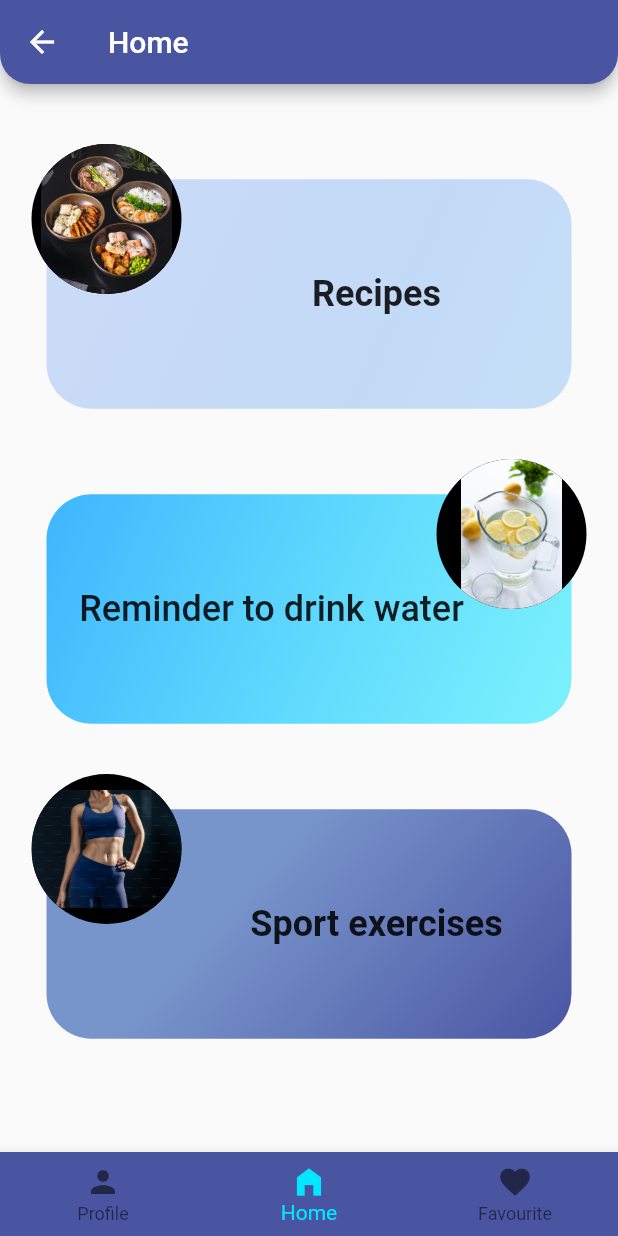
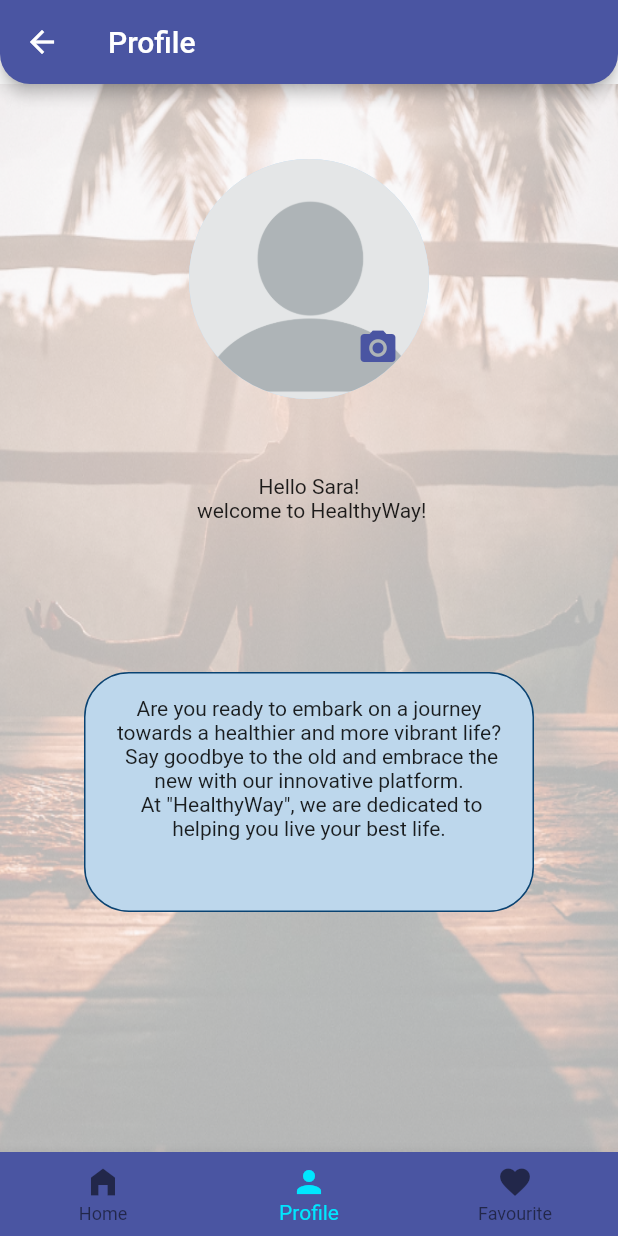
Before and after one commit to Ladan-Rajabian/my-project, a Flutter app: the BottomNavigation screen opened directly, item 2 of the bottom bar chosen, on a phone screen of 412 x 824 dp. Run offline on Flutter 3.47's test engine with Material 2 defaults, Android fonts, the phone set to English and light mode, and no system bars; our stand-ins replace flutter_heatmap_calendar, gap.

Commit message:
profile page added

```diff
--- /dev/null
+++ b/lib/home/profile.dart
@@ -0,0 +1,140 @@
+import 'package:flutter/material.dart';
+
+import 'package:gap/gap.dart';
+
+class ProfilePage extends StatelessWidget {
+  const ProfilePage({super.key});
+
+  @override
+  Widget build(BuildContext context) {
+    return Scaffold(
+      appBar: AppBar(
+        title: const Text('Profile'),
+      ),
+      body: Container(
+        decoration: BoxDecoration(
+          image: DecorationImage(
+              image: const AssetImage('assets/image/profile backgroung.png'),
+              fit: BoxFit.fill,
+              colorFilter: ColorFilter.mode(
+                  Colors.white.withOpacity(0.30), BlendMode.dstATop)),
+        ),
+        child: Padding(
+          padding: const EdgeInsets.all(10),
+          child: Center(
+            child: Column(
+              children: [
+                const Gap(40),
+                profileImage(context),
+                const Gap(50),
+                const Text('Hello Sara!\n welcome to HealthyWay!',
+                    textAlign: TextAlign.center),
+                const Gap(100),
+                Container(
+                  padding: const EdgeInsets.all(15),
+                  height: 160,
+                  width: 300,
+                  decoration: BoxDecoration(
+                      borderRadius: BorderRadius.circular(30),
+                      border: Border.all(
+                        color: const Color.fromARGB(255, 10, 67, 114),
+                      ),
+                      color: const Color.fromARGB(255, 189, 215, 236)),
+                  child: const Text(
+                    'Are you ready to embark on a journey towards a healthier and more vibrant life? \n Say goodbye to the old and embrace the new with our innovative platform. \n At "HealthyWay", we are dedicated to helping you live your best life.',
+                    textAlign: TextAlign.center,
+                  ),
+                ),
+              ],
+            ),
+          ),
+        ),
+      ),
+    );
+  }
+
+  Widget profileImage(BuildContext context) {
+    return Stack(
+      children: [
+        const CircleAvatar(
+          radius: 80,
+          backgroundImage: AssetImage('assets/image/profilePic.png'),
+        ),
+        Positioned(
+          bottom: 20,
+          right: 20,
+          child: InkWell(
+            onTap: () {
+              print('object');
+              showModalBottomSheet<void>(
+                showDragHandle: true,
+                context: context,
+                builder: ((BuildContext context) {
+                  return bottomSheet();
+                }),
+              );
+            },
+            child: const Icon(
+              Icons.camera_alt,
+              color: Color.fromARGB(255, 74, 85, 162),
+              size: 28,
+            ),
+          ),
+        )
+      ],
+    );
+  }
+
+  Widget bottomSheet() {
+    return Container(
+      height: 200,
+      margin: const EdgeInsets.symmetric(
+        horizontal: 20,
+        vertical: 20,
+      ),
+      child: Column(
+        children: [
+          const Text(
+            'Choose profile photo',
+            style: TextStyle(fontSize: 20),
+          ),
+          const Gap(20),
+          Expanded(
+            child: Row(
+              mainAxisAlignment: MainAxisAlignment.center,
+              children: [
+                Expanded(
+                  child: ElevatedButton(
+                    onPressed: () {},
+                    child: Row(
+                      children: [
+                        const Icon(Icons.camera),
+                        Container(
+                          margin: const EdgeInsets.only(left: 8),
+                          child: const Text('Camera'),
+                        )
+                      ],
+                    ),
+                  ),
+                ),
+                Expanded(
+                  child: ElevatedButton(
+                      onPressed: () {},
+                      child: Row(
+                        children: [
+                          const Icon(Icons.photo_album),
+                          Container(
+                            margin: const EdgeInsets.only(left: 8),
+                            child: const Text('Gallery'),
+                          )
+                        ],
+                      )),
+                )
+              ],
+            ),
+          )
+        ],
+      ),
+    );
+  }
+}
--- a/lib/misc/components/bottom_nav.dart
+++ b/lib/misc/components/bottom_nav.dart
@@ -1,5 +1,6 @@
 import 'package:flutter/material.dart';
 import 'package:flutter_untiteld/home/home_page.dart';
+import 'package:flutter_untiteld/home/profile.dart';
 
 class BottomNavigation extends StatefulWidget {
   const BottomNavigation({super.key});
@@ -10,8 +11,8 @@ class BottomNavigation extends StatefulWidget {
 class _BottomNavigationState extends State<BottomNavigation> {
   int _selectedIndex = 0;
   static const List<Widget> _widgetOptions = <Widget>[
-    Text('profile'),
     HomeWidget(),
+    ProfilePage(),
     Text('Favourite'),
   ];
   void _onItemTapp(int index) {
@@ -30,12 +31,12 @@ class _BottomNavigationState extends State<BottomNavigation> {
       bottomNavigationBar: BottomNavigationBar(
         items: const <BottomNavigationBarItem>[
           BottomNavigationBarItem(
+              icon: Icon(Icons.home_filled),
+              label: 'Home',
+              backgroundColor: Color.fromARGB(255, 74, 85, 162)),
+          BottomNavigationBarItem(
               icon: Icon(Icons.person),
               label: 'Profile',
-              backgroundColor: Color.fromARGB(255, 74, 85, 162)),
-          BottomNavigationBarItem(
-              icon: Icon(Icons.home_filled),
-              label: 'Home',
               backgroundColor: Color.fromARGB(255, 74, 85, 162)),
           BottomNavigationBarItem(
               icon: Icon(Icons.favorite),
```
Also changed, not shown: assets/image/profile backgroung.png (added), assets/image/profilePic.png (added).
